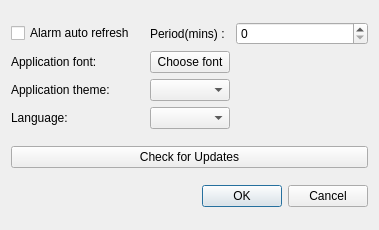
First picture: the form in src/settingsdialog.ui, repository SSemenkin/AlarmBox, before the edit.
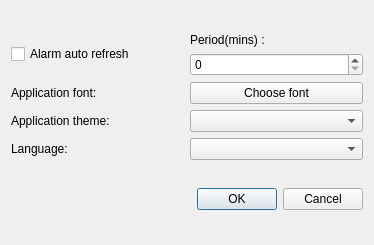
Second picture: the form after the edit. Icons and pictures are not drawn.

The edit to the form file:
```diff
--- a/src/settingsdialog.ui
+++ b/src/settingsdialog.ui
@@ -6,8 +6,8 @@
    <rect>
     <x>0</x>
     <y>0</y>
-    <width>379</width>
-    <height>230</height>
+    <width>374</width>
+    <height>245</height>
    </rect>
   </property>
   <property name="windowTitle">
@@ -62,6 +62,8 @@
       </widget>
      </item>
      <item row="0" column="1">
+      <layout class="QVBoxLayout" name="verticalLayout">
+       <item>
       <widget class="QLabel" name="label_2">
        <property name="sizePolicy">
         <sizepolicy hsizetype="Fixed" vsizetype="Preferred">
@@ -74,12 +76,14 @@
        </property>
       </widget>
      </item>
-     <item row="0" column="2">
+       <item>
       <widget class="QSpinBox" name="spinBox"/>
      </item>
     </layout>
    </item>
-   <item row="2" column="0">
+    </layout>
+   </item>
+   <item row="1" column="0">
     <widget class="QDialogButtonBox" name="buttonBox">
      <property name="orientation">
       <enum>Qt::Horizontal</enum>
@@ -89,13 +93,6 @@
      </property>
     </widget>
    </item>
-   <item row="1" column="0">
-    <widget class="QPushButton" name="checkForUpdatesButton">
-     <property name="text">
-      <string>Check for Updates</string>
-     </property>
-    </widget>
-   </item>
   </layout>
  </widget>
  <resources>
```
Lines whose indentation alone changed are shown as unchanged.
